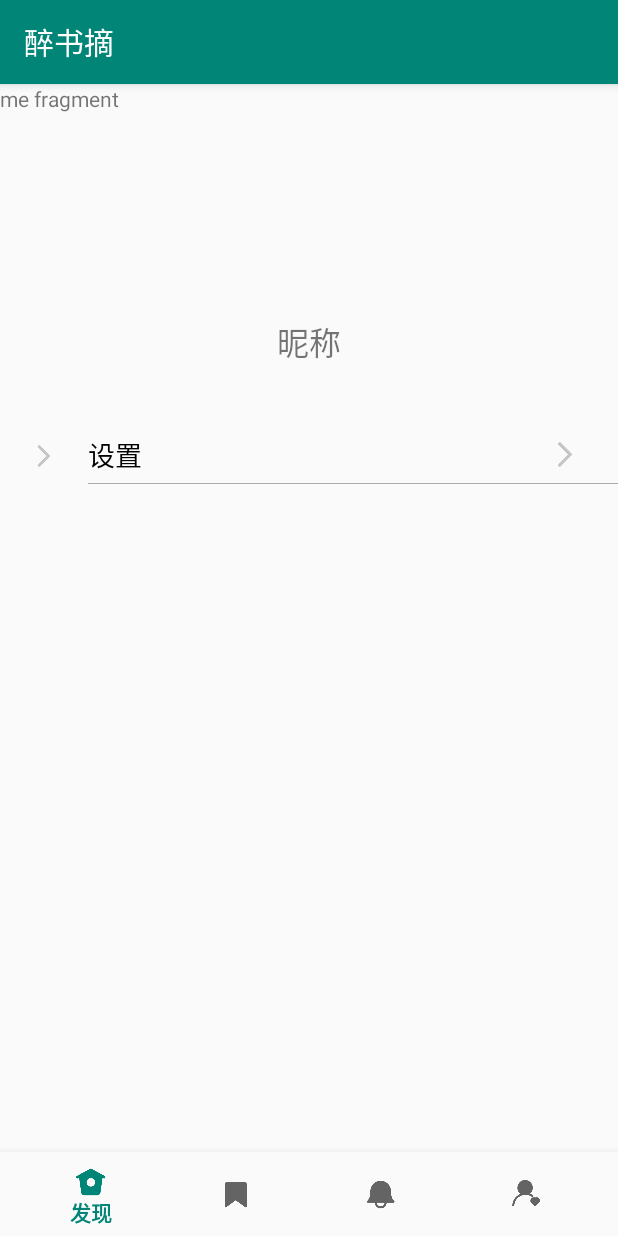
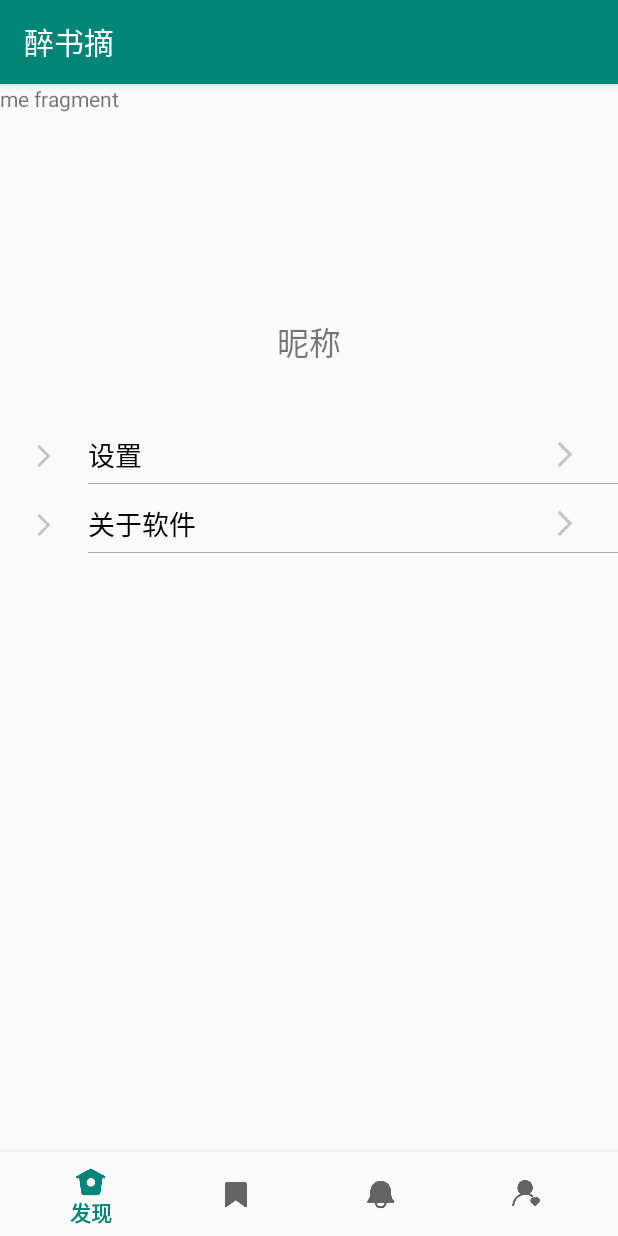
Before and after one commit to Empty-alley/BookSnippetsHub-android, an Android app: the fragment MeFragment placed in its activity, on a phone screen of 412 x 824 dp. Run offline under Robolectric (Android 15) with nearby library versions, the phone set to English and light mode, and no system bars; libraries missing offline, so code that uses them is left out: com.alibaba.fastjson, com.facebook.drawee; plain views replace FeedView, SimpleDraweeView; network calls fail; pictures from the network do not load; 3 statements that could not run were skipped.

Commit message:
add about change margin bottom in me page menu

```diff
--- a/app/src/main/java/com/booksnippetshub/fragment/MeFragment.java
+++ b/app/src/main/java/com/booksnippetshub/fragment/MeFragment.java
@@ -124,17 +124,26 @@ public class MeFragment extends Fragment {
 
     }
 
+
+    private void addMenuItem() {
+        //添加菜单项
+        MenuItemContainer setting = new MenuItemContainer(getActivity());
+        setting.setDetails(R.drawable.in, "设置");
+        menu_item_container.addView(setting);
+
+        MenuItemContainer about = new MenuItemContainer(getActivity());
+        about.setDetails(R.drawable.in, "关于软件");
+        menu_item_container.addView(about);
+
+    }
+
     @Override
     public void onActivityCreated(@Nullable Bundle savedInstanceState) {
         Log.d("lifecycle", "onActivityCreated");
         super.onActivityCreated(savedInstanceState);
         menu_item_container = activity.findViewById(R.id.menu_item_container);
 
-        //添加菜单项
-        MenuItemContainer a = new MenuItemContainer(getActivity());
-        a.setDetails(R.drawable.in, "设置");
-        menu_item_container.addView(a);
-
+        addMenuItem();
         setUserInfo();
 
     }
--- a/app/src/main/res/layout/manu_item.xml
+++ b/app/src/main/res/layout/manu_item.xml
@@ -2,7 +2,8 @@
     android:id="@+id/item"
     android:layout_width="match_parent"
     android:layout_height="40dp"
-    android:orientation="horizontal">
+    android:orientation="horizontal"
+    android:layout_marginBottom="6dp">
 
     <ImageView
         android:id="@+id/item_icon"
```
